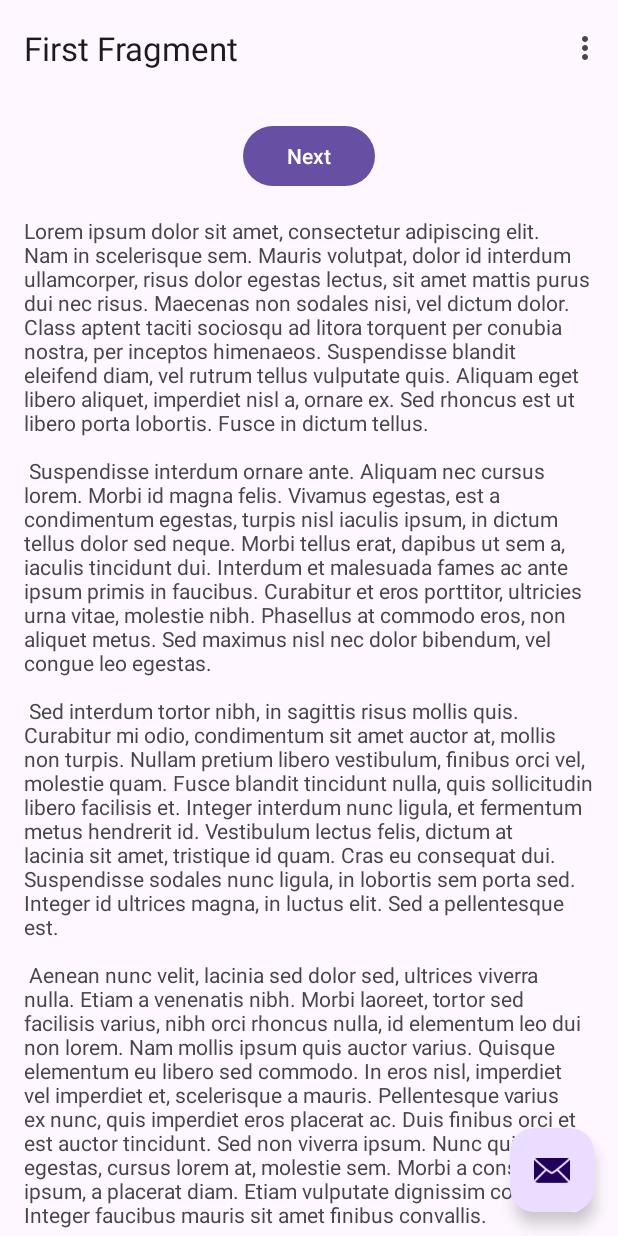
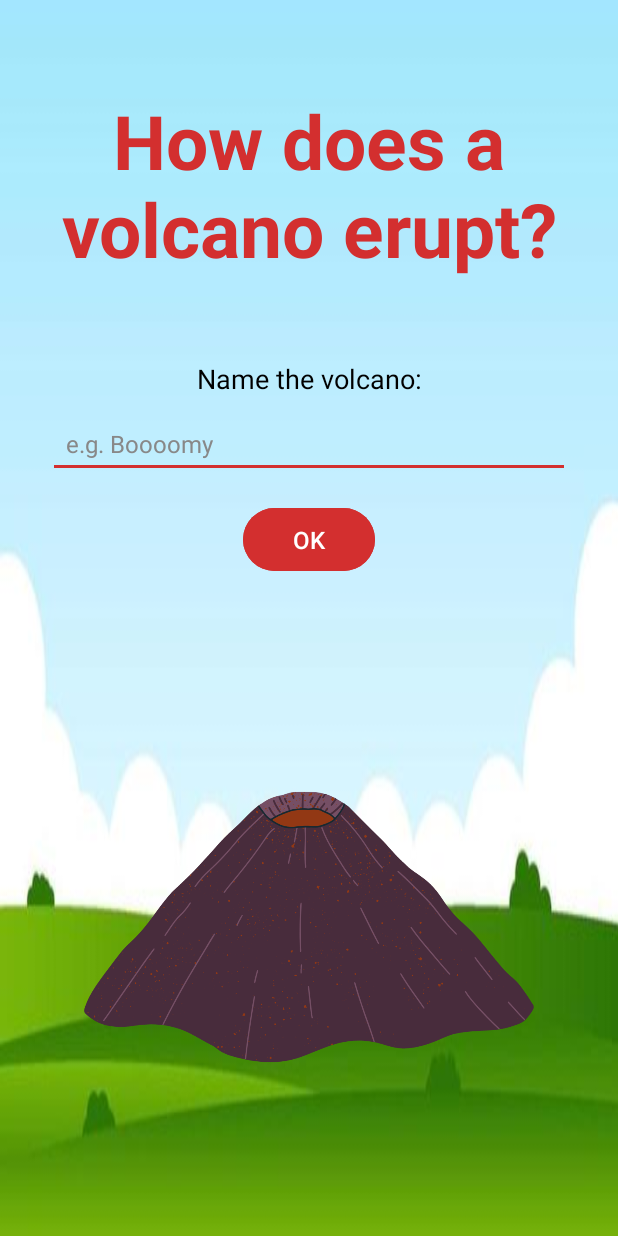
Before and after one commit to muhammadariffahmi/volcaknow, an Android app: the screen it shows after launch (MainActivity), on a phone screen of 412 x 824 dp. Run offline under Robolectric (Android 15) with nearby library versions, the phone set to English and light mode, and no system bars.

Commit message:
home page

```diff
--- a/app/src/main/java/com/example/volcaknow/FirstFragment.java
+++ /dev/null
@@ -1,44 +0,0 @@
-package com.example.volcaknow;
-
-import android.os.Bundle;
-import android.view.LayoutInflater;
-import android.view.View;
-import android.view.ViewGroup;
-
-import androidx.annotation.NonNull;
-import androidx.fragment.app.Fragment;
-import androidx.navigation.fragment.NavHostFragment;
-
-import com.example.volcaknow.databinding.FragmentFirstBinding;
-
-public class FirstFragment extends Fragment {
-
-    private FragmentFirstBinding binding;
-
-    @Override
-    public View onCreateView(
-            @NonNull LayoutInflater inflater, ViewGroup container,
-            Bundle savedInstanceState
-    ) {
-
-        binding = FragmentFirstBinding.inflate(inflater, container, false);
-        return binding.getRoot();
-
-    }
-
-    public void onViewCreated(@NonNull View view, Bundle savedInstanceState) {
-        super.onViewCreated(view, savedInstanceState);
-
-        binding.buttonFirst.setOnClickListener(v ->
-                NavHostFragment.findNavController(FirstFragment.this)
-                        .navigate(R.id.action_FirstFragment_to_SecondFragment)
-        );
-    }
-
-    @Override
-    public void onDestroyView() {
-        super.onDestroyView();
-        binding = null;
-    }
-
-}
--- a/app/src/main/java/com/example/volcaknow/MainActivity.java
+++ b/app/src/main/java/com/example/volcaknow/MainActivity.java
@@ -1,77 +1,28 @@
 package com.example.volcaknow;
 
 import android.os.Bundle;
-
-import com.google.android.material.snackbar.Snackbar;
-
 import androidx.appcompat.app.AppCompatActivity;
-
-import android.view.View;
-
-import androidx.navigation.NavController;
-import androidx.navigation.Navigation;
-import androidx.navigation.ui.AppBarConfiguration;
-import androidx.navigation.ui.NavigationUI;
-
 import com.example.volcaknow.databinding.ActivityMainBinding;
-
-import android.view.Menu;
-import android.view.MenuItem;
 
 public class MainActivity extends AppCompatActivity {
 
-    private AppBarConfiguration appBarConfiguration;
     private ActivityMainBinding binding;
 
     @Override
     protected void onCreate(Bundle savedInstanceState) {
         super.onCreate(savedInstanceState);
 
+        // Inflate layout using view binding
         binding = ActivityMainBinding.inflate(getLayoutInflater());
         setContentView(binding.getRoot());
 
-        setSupportActionBar(binding.toolbar);
+        // If you have a toolbar in activity_main.xml and want to use it, uncomment the line below:
+        // setSupportActionBar(binding.toolbar);
 
-        NavController navController = Navigation.findNavController(this, R.id.nav_host_fragment_content_main);
-        appBarConfiguration = new AppBarConfiguration.Builder(navController.getGraph()).build();
-        NavigationUI.setupActionBarWithNavController(this, navController, appBarConfiguration);
-
-        binding.fab.setOnClickListener(new View.OnClickListener() {
-            @Override
-            public void onClick(View view) {
-                Snackbar.make(view, "Replace with your own action", Snackbar.LENGTH_LONG)
-                        .setAnchorView(R.id.fab)
-                        .setAction("Action", null).show();
-            }
-        });
+        // You can also set up other buttons or views from activity_main.xml here
+        // For example:
+        // binding.myButton.setOnClickListener(v -> { ... });
     }
 
-    @Override
-    public boolean onCreateOptionsMenu(Menu menu) {
-        // Inflate the menu; this adds items to the action bar if it is present.
-        getMenuInflater().inflate(R.menu.menu_main, menu);
-        return true;
-    }
 
-    @Override
-    public boolean onOptionsItemSelected(MenuItem item) {
-        // Handle action bar item clicks here. The action bar will
-        // automatically handle clicks on the Home/Up button, so long
-        // as you specify a parent activity in AndroidManifest.xml.
-        int id = item.getItemId();
-
-        //noinspection SimplifiableIfStatement
-        if (id == R.id.action_settings) {
-            return true;
-        }
-
-        return super.onOptionsItemSelected(item);
-    }
-
-    @Override
-    public boolean onSupportNavigateUp() {
-        NavController navController = Navigation.findNavController(this, R.id.nav_host_fragment_content_main);
-        return NavigationUI.navigateUp(navController, appBarConfiguration)
-                || super.onSupportNavigateUp();
-    }
 }
--- a/app/src/main/res/layout/activity_main.xml
+++ b/app/src/main/res/layout/activity_main.xml
@@ -1,33 +1,89 @@
 <?xml version="1.0" encoding="utf-8"?>
-<androidx.coordinatorlayout.widget.CoordinatorLayout xmlns:android="http://schemas.android.com/apk/res/android"
+<androidx.constraintlayout.widget.ConstraintLayout
+    xmlns:android="http://schemas.android.com/apk/res/android"
     xmlns:app="http://schemas.android.com/apk/res-auto"
     xmlns:tools="http://schemas.android.com/tools"
     android:layout_width="match_parent"
     android:layout_height="match_parent"
-    android:fitsSystemWindows="true"
+    android:background="@drawable/bg"
     tools:context=".MainActivity">
 
-    <com.google.android.material.appbar.AppBarLayout
-        android:layout_width="match_parent"
+    <!-- Title text at the top -->
+    <TextView
+        android:id="@+id/volcanoTitle"
+        android:layout_width="0dp"
         android:layout_height="wrap_content"
-        android:fitsSystemWindows="true">
+        android:text="How does a volcano erupt?"
+        android:textSize="50sp"
+        android:textStyle="bold"
+        android:textColor="#D32F2F"
+        android:gravity="center"
+        android:paddingTop="60dp"
+        android:paddingBottom="24dp"
+        app:layout_constraintTop_toTopOf="parent"
+        app:layout_constraintStart_toStartOf="parent"
+        app:layout_constraintEnd_toEndOf="parent" />
 
-        <com.google.android.material.appbar.MaterialToolbar
-            android:id="@+id/toolbar"
-            android:layout_width="match_parent"
-            android:layout_height="?attr/actionBarSize" />
-
-    </com.google.android.material.appbar.AppBarLayout>
-
-    <include layout="@layout/content_main" />
-
-    <com.google.android.material.floatingactionbutton.FloatingActionButton
-        android:id="@+id/fab"
+    <!-- Label: Volcano Name -->
+    <TextView
+        android:id="@+id/volcanoNameLabel"
         android:layout_width="wrap_content"
         android:layout_height="wrap_content"
-        android:layout_gravity="bottom|end"
-        android:layout_marginEnd="@dimen/fab_margin"
-        android:layout_marginBottom="16dp"
-        app:srcCompat="@android:drawable/ic_dialog_email" />
+        android:text="Name the volcano:"
+        android:textSize="18sp"
+        android:textColor="#000000"
+        app:layout_constraintTop_toBottomOf="@id/volcanoTitle"
+        app:layout_constraintStart_toStartOf="parent"
+        app:layout_constraintEnd_toEndOf="parent"
+        android:layout_marginTop="30dp" />
 
-</androidx.coordinatorlayout.widget.CoordinatorLayout>
+    <!-- TextField: Input for volcano name -->
+    <EditText
+        android:id="@+id/volcanoNameInput"
+        android:layout_width="0dp"
+        android:layout_height="wrap_content"
+        android:hint="e.g. Boooomy"
+        android:backgroundTint="#D32F2F"
+        android:padding="12dp"
+        android:textColor="#000000"
+        android:textColorHint="#888888"
+        android:textSize="16sp"
+        app:layout_constraintTop_toBottomOf="@id/volcanoNameLabel"
+        app:layout_constraintStart_toStartOf="parent"
+        app:layout_constraintEnd_toEndOf="parent"
+        android:layout_marginTop="8dp"
+        android:layout_marginStart="32dp"
+        android:layout_marginEnd="32dp" />
+
+    <!-- OK Button -->
+    <Button
+        android:id="@+id/okButton"
+        android:layout_width="wrap_content"
+        android:layout_height="wrap_content"
+        android:text="OK"
+        android:textAllCaps="false"
+        android:textColor="#FFFFFF"
+        android:backgroundTint="#D32F2F"
+        android:paddingLeft="24dp"
+        android:paddingRight="24dp"
+        android:paddingTop="10dp"
+        android:paddingBottom="10dp"
+        android:textSize="16sp"
+        app:layout_constraintTop_toBottomOf="@id/volcanoNameInput"
+        app:layout_constraintStart_toStartOf="parent"
+        app:layout_constraintEnd_toEndOf="parent"
+        android:layout_marginTop="16dp" />
+
+    <!-- Volcano image -->
+    <ImageView
+        android:id="@+id/volcanoImage"
+        android:layout_width="300dp"
+        android:layout_height="300dp"
+        android:src="@drawable/volcano_name"
+        android:scaleType="fitCenter"
+        app:layout_constraintTop_toBottomOf="@id/okButton"
+        app:layout_constraintStart_toStartOf="parent"
+        app:layout_constraintEnd_toEndOf="parent"
+        android:layout_marginTop="24dp" />
+
+</androidx.constraintlayout.widget.ConstraintLayout>
--- a/app/src/main/res/layout/content_main.xml
+++ /dev/null
@@ -1,19 +0,0 @@
-<?xml version="1.0" encoding="utf-8"?>
-<androidx.constraintlayout.widget.ConstraintLayout xmlns:android="http://schemas.android.com/apk/res/android"
-    xmlns:app="http://schemas.android.com/apk/res-auto"
-    android:layout_width="match_parent"
-    android:layout_height="match_parent"
-    app:layout_behavior="@string/appbar_scrolling_view_behavior">
-
-    <fragment
-        android:id="@+id/nav_host_fragment_content_main"
-        android:name="androidx.navigation.fragment.NavHostFragment"
-        android:layout_width="0dp"
-        android:layout_height="0dp"
-        app:defaultNavHost="true"
-        app:layout_constraintBottom_toBottomOf="parent"
-        app:layout_constraintEnd_toEndOf="parent"
-        app:layout_constraintStart_toStartOf="parent"
-        app:layout_constraintTop_toTopOf="parent"
-        app:navGraph="@navigation/nav_graph" />
-</androidx.constraintlayout.widget.ConstraintLayout>
--- a/app/src/main/res/layout/fragment_first.xml
+++ /dev/null
@@ -1,35 +0,0 @@
-<?xml version="1.0" encoding="utf-8"?>
-<androidx.core.widget.NestedScrollView xmlns:android="http://schemas.android.com/apk/res/android"
-    xmlns:app="http://schemas.android.com/apk/res-auto"
-    xmlns:tools="http://schemas.android.com/tools"
-    android:layout_width="match_parent"
-    android:layout_height="match_parent"
-    tools:context=".FirstFragment">
-
-    <androidx.constraintlayout.widget.ConstraintLayout
-        android:layout_width="match_parent"
-        android:layout_height="match_parent"
-        android:padding="16dp">
-
-        <Button
-            android:id="@+id/button_first"
-            android:layout_width="wrap_content"
-            android:layout_height="wrap_content"
-            android:text="@string/next"
-            app:layout_constraintBottom_toTopOf="@id/textview_first"
-            app:layout_constraintEnd_toEndOf="parent"
-            app:layout_constraintStart_toStartOf="parent"
-            app:layout_constraintTop_toTopOf="parent" />
-
-        <TextView
-            android:id="@+id/textview_first"
-            android:layout_width="wrap_content"
-            android:layout_height="wrap_content"
-            android:layout_marginTop="16dp"
-            android:text="@string/lorem_ipsum"
-            app:layout_constraintBottom_toBottomOf="parent"
-            app:layout_constraintEnd_toEndOf="parent"
-            app:layout_constraintStart_toStartOf="parent"
-            app:layout_constraintTop_toBottomOf="@id/button_first" />
-    </androidx.constraintlayout.widget.ConstraintLayout>
-</androidx.core.widget.NestedScrollView>
```
Also changed, not shown: app/src/main/java/com/example/volcaknow/SecondFragment.java (deleted, +0 -44 lines), app/src/main/res/layout/fragment_second.xml (deleted, +0 -35 lines), app/src/main/res/drawable/bg.jpg (added), app/src/main/res/drawable/volcano_name.png (added).
